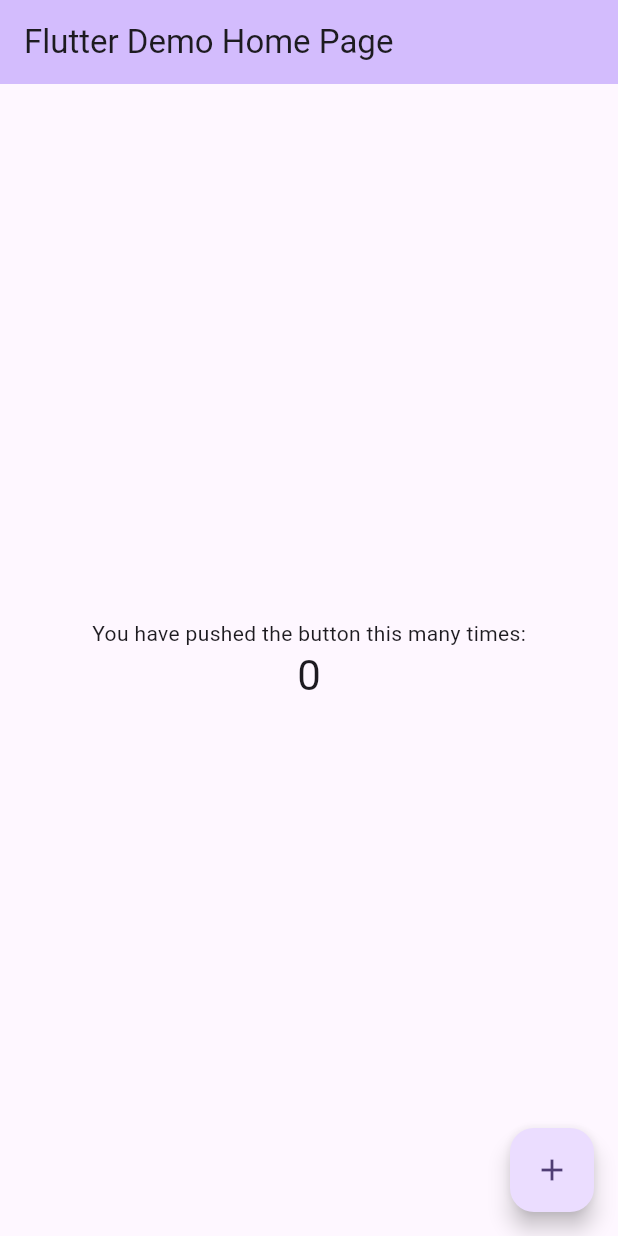
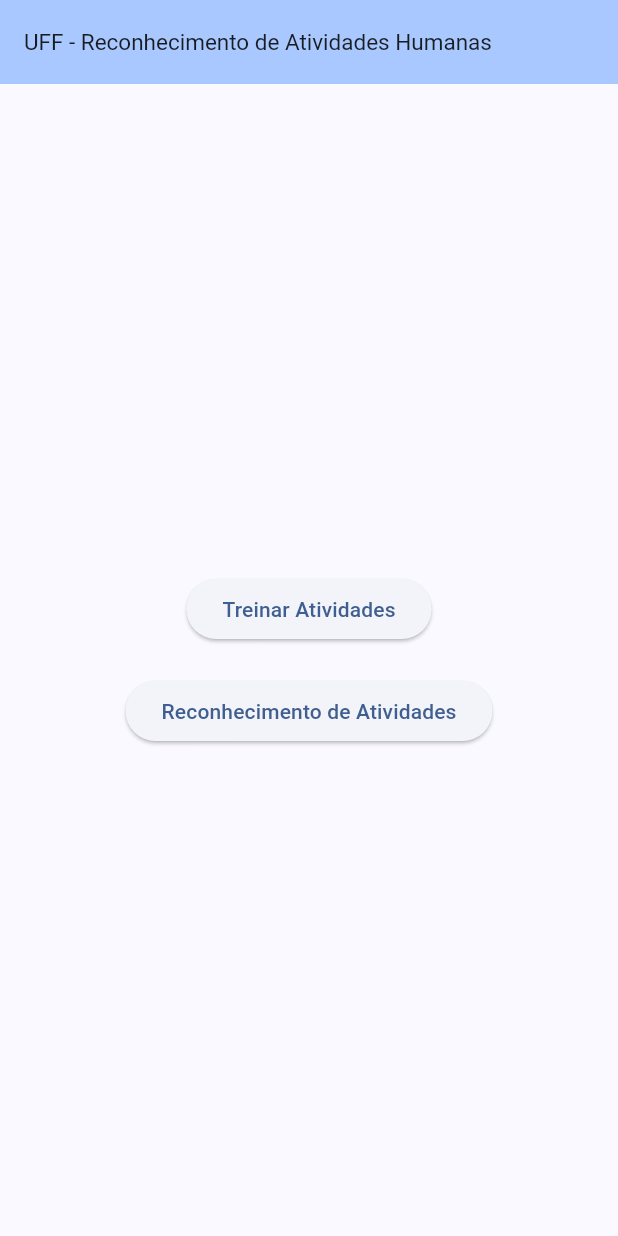
Before and after one commit to laurosampaio/rah, a Flutter app: the screen it shows after launch, on a phone screen of 412 x 824 dp. Run offline on Flutter 3.47's test engine with Material 3 defaults, Android fonts, the light colour scheme and no system bars.

Commit message:
- Criação das telas de home e reconhecimento.

```diff
--- a/lib/main.dart
+++ b/lib/main.dart
@@ -1,125 +1,30 @@
 import 'package:flutter/material.dart';
+import 'package:rah/pages/homepage.dart';
+import 'package:rah/pages/reconhecimentopage.dart';
+import 'package:rah/pages/treinamentopage.dart';
 
 void main() {
-  runApp(const MyApp());
+  runApp(const MainApp());
 }
 
-class MyApp extends StatelessWidget {
-  const MyApp({super.key});
+class MainApp extends StatelessWidget {
+  const MainApp({super.key});
 
-  // This widget is the root of your application.
   @override
   Widget build(BuildContext context) {
     return MaterialApp(
-      title: 'Flutter Demo',
+      debugShowCheckedModeBanner: false,
+      title: 'UFF - RAH',
       theme: ThemeData(
-        // This is the theme of your application.
-        //
-        // TRY THIS: Try running your application with "flutter run". You'll see
-        // the application has a purple toolbar. Then, without quitting the app,
-        // try changing the seedColor in the colorScheme below to Colors.green
-        // and then invoke "hot reload" (save your changes or press the "hot
-        // reload" button in a Flutter-supported IDE, or press "r" if you used
-        // the command line to start the app).
-        //
-        // Notice that the counter didn't reset back to zero; the application
-        // state is not lost during the reload. To reset the state, use hot
-        // restart instead.
-        //
-        // This works for code too, not just values: Most code changes can be
-        // tested with just a hot reload.
-        colorScheme: ColorScheme.fromSeed(seedColor: Colors.deepPurple),
+        colorScheme: ColorScheme.fromSeed(seedColor: const Color(0xFF002147)),
         useMaterial3: true,
       ),
-      home: const MyHomePage(title: 'Flutter Demo Home Page'),
+      initialRoute: '/',
+      routes: <String, WidgetBuilder>{
+        '/': (context) => const HomePage(),
+        '/treinamento': (context) => const TreinamentoPage(),
+        '/reconhecimento': (context) => const ReconhecimentoPage(),
+      },
     );
   }
 }
-
-class MyHomePage extends StatefulWidget {
-  const MyHomePage({super.key, required this.title});
-
-  // This widget is the home page of your application. It is stateful, meaning
-  // that it has a State object (defined below) that contains fields that affect
-  // how it looks.
-
-  // This class is the configuration for the state. It holds the values (in this
-  // case the title) provided by the parent (in this case the App widget) and
-  // used by the build method of the State. Fields in a Widget subclass are
-  // always marked "final".
-
-  final String title;
-
-  @override
-  State<MyHomePage> createState() => _MyHomePageState();
-}
-
-class _MyHomePageState extends State<MyHomePage> {
-  int _counter = 0;
-
-  void _incrementCounter() {
-    setState(() {
-      // This call to setState tells the Flutter framework that something has
-      // changed in this State, which causes it to rerun the build method below
-      // so that the display can reflect the updated values. If we changed
-      // _counter without calling setState(), then the build method would not be
-      // called again, and so nothing would appear to happen.
-      _counter++;
-    });
-  }
-
-  @override
-  Widget build(BuildContext context) {
-    // This method is rerun every time setState is called, for instance as done
-    // by the _incrementCounter method above.
-    //
-    // The Flutter framework has been optimized to make rerunning build methods
-    // fast, so that you can just rebuild anything that needs updating rather
-    // than having to individually change instances of widgets.
-    return Scaffold(
-      appBar: AppBar(
-        // TRY THIS: Try changing the color here to a specific color (to
-        // Colors.amber, perhaps?) and trigger a hot reload to see the AppBar
-        // change color while the other colors stay the same.
-        backgroundColor: Theme.of(context).colorScheme.inversePrimary,
-        // Here we take the value from the MyHomePage object that was created by
-        // the App.build method, and use it to set our appbar title.
-        title: Text(widget.title),
-      ),
-      body: Center(
-        // Center is a layout widget. It takes a single child and positions it
-        // in the middle of the parent.
-        child: Column(
-          // Column is also a layout widget. It takes a list of children and
-          // arranges them vertically. By default, it sizes itself to fit its
-          // children horizontally, and tries to be as tall as its parent.
-          //
-          // Column has various properties to control how it sizes itself and
-          // how it positions its children. Here we use mainAxisAlignment to
-          // center the children vertically; the main axis here is the vertical
-          // axis because Columns are vertical (the cross axis would be
-          // horizontal).
-          //
-          // TRY THIS: Invoke "debug painting" (choose the "Toggle Debug Paint"
-          // action in the IDE, or press "p" in the console), to see the
-          // wireframe for each widget.
-          mainAxisAlignment: MainAxisAlignment.center,
-          children: <Widget>[
-            const Text(
-              'You have pushed the button this many times:',
-            ),
-            Text(
-              '$_counter',
-              style: Theme.of(context).textTheme.headlineMedium,
-            ),
-          ],
-        ),
-      ),
-      floatingActionButton: FloatingActionButton(
-        onPressed: _incrementCounter,
-        tooltip: 'Increment',
-        child: const Icon(Icons.add),
-      ), // This trailing comma makes auto-formatting nicer for build methods.
-    );
-  }
-}
--- /dev/null
+++ b/lib/pages/homepage.dart
@@ -0,0 +1,43 @@
+import 'package:flutter/material.dart';
+
+class HomePage extends StatefulWidget {
+  const HomePage({super.key});
+
+  @override
+  State<HomePage> createState() => _HomePageState();
+}
+
+class _HomePageState extends State<HomePage> {
+  @override
+  Widget build(BuildContext context) {
+    return Scaffold(
+      appBar: AppBar(
+        backgroundColor: Theme.of(context).colorScheme.inversePrimary,
+        title: const Text(
+          'UFF - Reconhecimento de Atividades Humanas',
+          style: TextStyle(fontSize: 15),
+        ),
+      ),
+      body: Center(
+        child: Column(
+          mainAxisAlignment: MainAxisAlignment.center,
+          children: <Widget>[
+            ElevatedButton(
+              onPressed: () {
+                Navigator.pushNamed(context, '/treinamento');
+              },
+              child: const Text('Treinar Atividades'),
+            ),
+            const SizedBox(height: 20),
+            ElevatedButton(
+              onPressed: () {
+                Navigator.pushNamed(context, '/reconhecimento');
+              },
+              child: const Text('Reconhecimento de Atividades'),
+            ),
+          ],
+        ),
+      ),
+    );
+  }
+}
```
Also changed, not shown: lib/pages/reconhecimentopage.dart (added, +20 -0 lines), lib/pages/treinamentopage.dart (added, +149 -0 lines), 1 other file.
